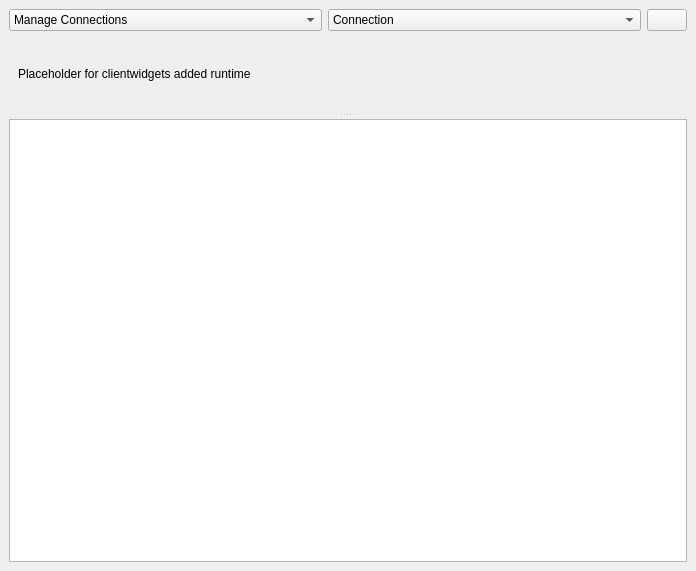
Before: the Qt Designer form libs/libcore/ui/RemoteWindow.ui in mrdeveloperdude/OctoMY, drawn with Qt 5.
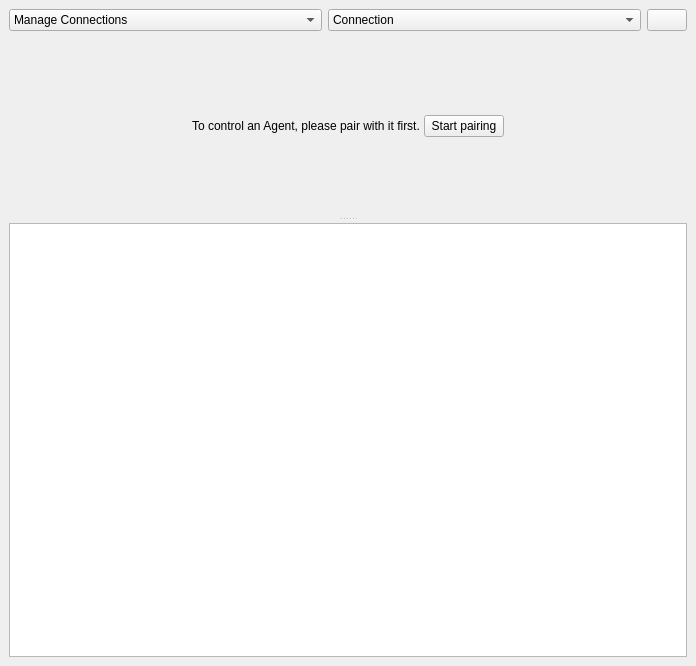
After: the same form once the commit is applied. The open tabs and pages were chosen to show the change. Icons and pictures are not drawn. Custom widgets are drawn as their Qt base class.

What changed in the file:
```diff
--- a/libs/libcore/ui/RemoteWindow.ui
+++ b/libs/libcore/ui/RemoteWindow.ui
@@ -7,7 +7,7 @@
     <x>0</x>
     <y>0</y>
     <width>696</width>
-    <height>571</height>
+    <height>666</height>
    </rect>
   </property>
   <property name="sizePolicy">
@@ -186,10 +186,98 @@
           <widget class="QWidget" name="pageControl">
            <layout class="QGridLayout" name="gridLayout">
             <item row="0" column="0">
-             <widget class="QLabel" name="labelClientWidgetPlaceholder">
-              <property name="text">
-               <string>Placeholder for clientwidgets added runtime</string>
-              </property>
+             <widget class="QWidget" name="widgetClientPlaceholder" native="true">
+              <layout class="QGridLayout" name="gridLayout_6">
+               <property name="leftMargin">
+                <number>0</number>
+               </property>
+               <property name="topMargin">
+                <number>0</number>
+               </property>
+               <property name="rightMargin">
+                <number>0</number>
+               </property>
+               <property name="bottomMargin">
+                <number>0</number>
+               </property>
+               <property name="spacing">
+                <number>0</number>
+               </property>
+               <item row="1" column="2" rowspan="2">
+                <layout class="QHBoxLayout" name="horizontalLayout_2">
+                 <item>
+                  <widget class="QLabel" name="label">
+                   <property name="text">
+                    <string>To control an Agent, please pair with it first. </string>
+                   </property>
+                  </widget>
+                 </item>
+                 <item>
+                  <widget class="QPushButton" name="pushButtonStartPairing">
+                   <property name="text">
+                    <string>Start pairing</string>
+                   </property>
+                   <property name="icon">
+                    <iconset resource="../resources/icons.qrc">
+                     <normaloff>:/icons/pair.svg</normaloff>:/icons/pair.svg</iconset>
+                   </property>
+                  </widget>
+                 </item>
+                </layout>
+               </item>
+               <item row="2" column="3">
+                <spacer name="horizontalSpacer">
+                 <property name="orientation">
+                  <enum>Qt::Horizontal</enum>
+                 </property>
+                 <property name="sizeHint" stdset="0">
+                  <size>
+                   <width>137</width>
+                   <height>20</height>
+                  </size>
+                 </property>
+                </spacer>
+               </item>
+               <item row="0" column="2">
+                <spacer name="verticalSpacer">
+                 <property name="orientation">
+                  <enum>Qt::Vertical</enum>
+                 </property>
+                 <property name="sizeHint" stdset="0">
+                  <size>
+                   <width>20</width>
+                   <height>19</height>
+                  </size>
+                 </property>
+                </spacer>
+               </item>
+               <item row="2" column="0">
+                <spacer name="horizontalSpacer_2">
+                 <property name="orientation">
+                  <enum>Qt::Horizontal</enum>
+                 </property>
+                 <property name="sizeHint" stdset="0">
+                  <size>
+                   <width>137</width>
+                   <height>20</height>
+                  </size>
+                 </property>
+                </spacer>
+               </item>
+               <item row="3" column="2">
+                <spacer name="verticalSpacer_4">
+                 <property name="orientation">
+                  <enum>Qt::Vertical</enum>
+                 </property>
+                 <property name="sizeHint" stdset="0">
+                  <size>
+                   <width>20</width>
+                   <height>20</height>
+                  </size>
+                 </property>
+                </spacer>
+               </item>
+              </layout>
              </widget>
             </item>
            </layout>
@@ -354,29 +442,29 @@
   </layout>
  </widget>
  <customwidgets>
-  <customwidget>
-   <class>PlanEditor</class>
-   <extends>QWidget</extends>
-   <header>widgets/planedit/PlanEditor.hpp</header>
-   <container>1</container>
-  </customwidget>
   <customwidget>
    <class>LogWidget</class>
    <extends>QPlainTextEdit</extends>
    <header>widgets/LogWidget.hpp</header>
   </customwidget>
-  <customwidget>
-   <class>PairingWizard</class>
-   <extends>QWidget</extends>
-   <header>widgets/PairingWizard.hpp</header>
-   <container>1</container>
-  </customwidget>
   <customwidget>
    <class>PortableIDWidget</class>
    <extends>QWidget</extends>
    <header>widgets/PortableIDWidget.hpp</header>
    <container>1</container>
   </customwidget>
+  <customwidget>
+   <class>PlanEditor</class>
+   <extends>QWidget</extends>
+   <header>widgets/planedit/PlanEditor.hpp</header>
+   <container>1</container>
+  </customwidget>
+  <customwidget>
+   <class>PairingWizard</class>
+   <extends>QWidget</extends>
+   <header>widgets/PairingWizard.hpp</header>
+   <container>1</container>
+  </customwidget>
   <customwidget>
    <class>ControlDeliveryWizard</class>
    <extends>QWidget</extends>
```
Left out of the diff: 2 changed lines with no effect on the pictures.
